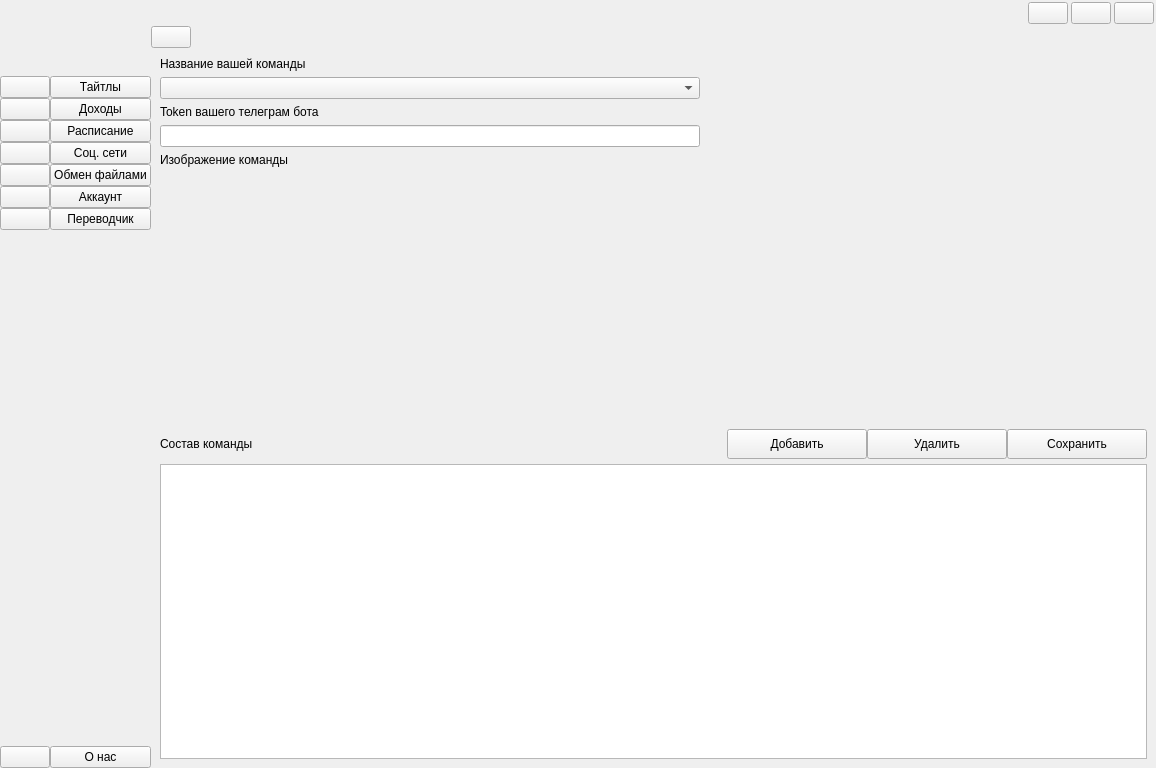
Qt form front/ui.ui (Resmko99/Is-for-translator) before a commit.
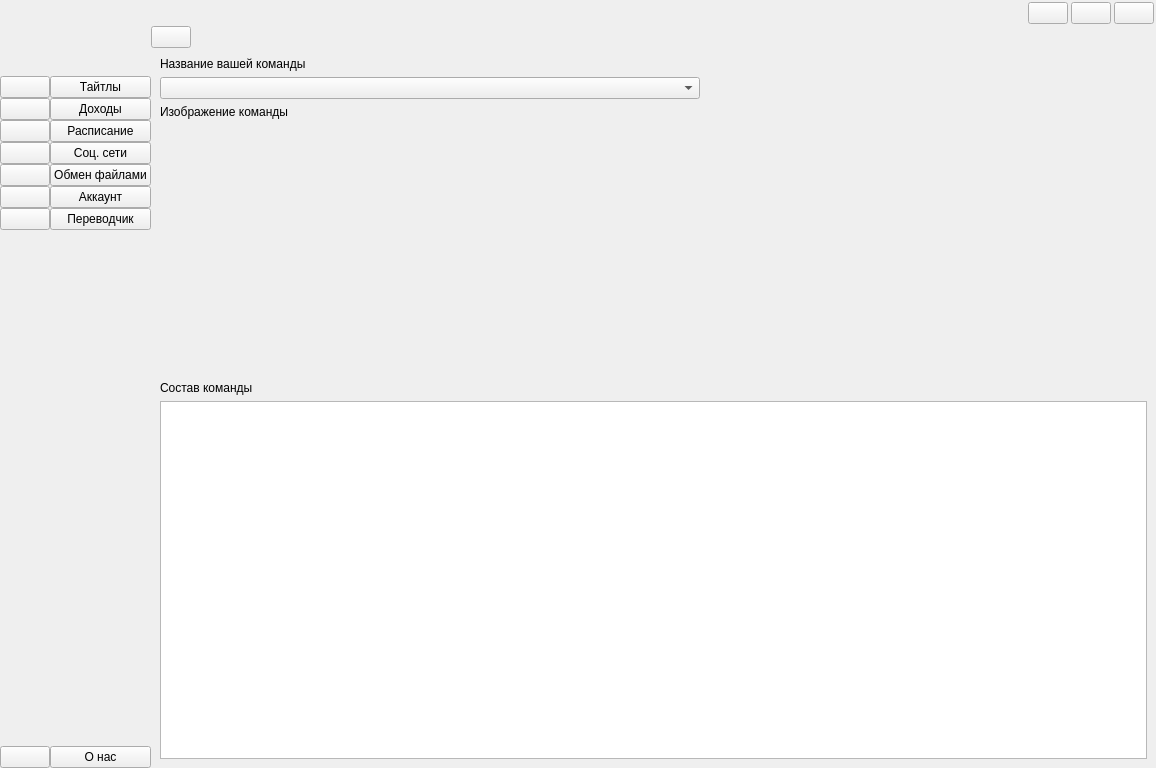
The same form after that commit. Icons and pictures are not drawn.

Patch:
```diff
--- a/front/ui.ui
+++ b/front/ui.ui
@@ -1523,7 +1523,7 @@
            <bool>true</bool>
           </property>
           <property name="currentIndex">
-           <number>12</number>
+           <number>13</number>
           </property>
           <widget class="QWidget" name="pageTitle">
            <layout class="QGridLayout" name="gridLayout_13">
@@ -3808,22 +3808,10 @@
               </property>
              </widget>
             </item>
-            <item row="5" column="0">
-             <widget class="QLabel" name="label_35">
-              <property name="sizePolicy">
-               <sizepolicy hsizetype="Preferred" vsizetype="Expanding">
-                <horstretch>0</horstretch>
-                <verstretch>0</verstretch>
-               </sizepolicy>
-              </property>
-              <property name="maximumSize">
-               <size>
-                <width>200</width>
-                <height>250</height>
-               </size>
-              </property>
+            <item row="2" column="0">
+             <widget class="QLabel" name="label_3">
               <property name="text">
-               <string/>
+               <string>Token вашего телеграм бота</string>
               </property>
              </widget>
             </item>
@@ -3834,7 +3822,7 @@
               </property>
              </widget>
             </item>
-            <item row="9" column="0">
+            <item row="7" column="0">
              <widget class="QWidget" name="widget_32" native="true">
               <layout class="QGridLayout" name="gridLayout_7">
                <property name="leftMargin">
@@ -3986,13 +3974,82 @@
               </layout>
              </widget>
             </item>
+            <item row="5" column="0">
+             <widget class="QLabel" name="logoAcc1">
+              <property name="sizePolicy">
+               <sizepolicy hsizetype="Preferred" vsizetype="Expanding">
+                <horstretch>0</horstretch>
+                <verstretch>0</verstretch>
+               </sizepolicy>
+              </property>
+              <property name="maximumSize">
+               <size>
+                <width>200</width>
+                <height>250</height>
+               </size>
+              </property>
+              <property name="text">
+               <string/>
+              </property>
+             </widget>
+            </item>
+           </layout>
+          </widget>
+          <widget class="QWidget" name="pageUserAccount">
+           <layout class="QGridLayout" name="gridLayout_5">
             <item row="4" column="0">
-             <widget class="QLabel" name="label_92">
+             <widget class="QLabel" name="label_35">
+              <property name="text">
+               <string>Состав команды</string>
+              </property>
+             </widget>
+            </item>
+            <item row="1" column="0">
+             <widget class="QComboBox" name="nameUserAccComboBox">
+              <property name="maximumSize">
+               <size>
+                <width>540</width>
+                <height>16777215</height>
+               </size>
+              </property>
+             </widget>
+            </item>
+            <item row="5" column="0">
+             <widget class="QTableView" name="tableTeamAccUser"/>
+            </item>
+            <item row="2" column="0">
+             <widget class="QLabel" name="label_93">
               <property name="text">
                <string>Изображение команды</string>
               </property>
              </widget>
             </item>
+            <item row="0" column="0">
+             <widget class="QLabel" name="label_95">
+              <property name="text">
+               <string>Название вашей команды</string>
+              </property>
+             </widget>
+            </item>
+            <item row="3" column="0">
+             <widget class="QLabel" name="label_36">
+              <property name="sizePolicy">
+               <sizepolicy hsizetype="Preferred" vsizetype="Expanding">
+                <horstretch>0</horstretch>
+                <verstretch>0</verstretch>
+               </sizepolicy>
+              </property>
+              <property name="maximumSize">
+               <size>
+                <width>200</width>
+                <height>250</height>
+               </size>
+              </property>
+              <property name="text">
+               <string/>
+              </property>
+             </widget>
+            </item>
            </layout>
           </widget>
           <widget class="QWidget" name="pageAddTask">
```
Left out of the diff: 15 changed lines with no effect on the pictures.
